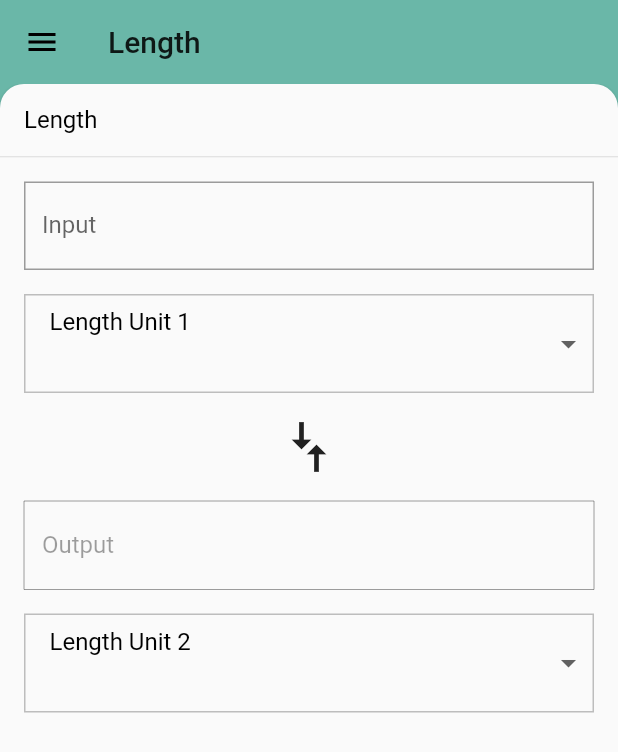
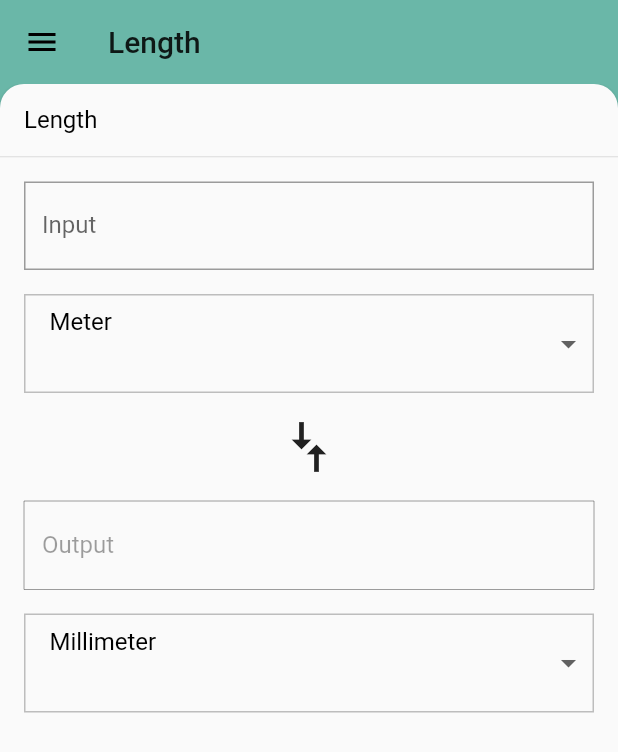
Before and after one commit to mrmitew/Unit-Converter, a Flutter app: the screen it shows after launch, on a phone screen of 412 x 824 dp. Shown: the top 752 px of the screen. Run offline on Flutter 3.47's test engine with Material 2 defaults, Android fonts, the phone set to English and light mode, and no system bars.

Commit message:
[fix] assertion bug in unit class [fix] loading assets [add] load units from json

```diff
--- a/lib/category_route.dart
+++ b/lib/category_route.dart
@@ -27,21 +27,8 @@ class CategoryRoute extends StatefulWidget {
 }
 
 class _CategoryRouteState extends State<CategoryRoute> {
-
   static final _mainColor = Colors.green[100];
   static const defaultCategoryIndex = 0;
-
-  // TODO: Remove _categoryNames as they will be retrieved from the JSON asset
-  static const _categoryNames = <String>[
-    'Length',
-    'Area',
-    'Volume',
-    'Mass',
-    'Time',
-    'Digital Storage',
-    'Energy',
-    'Currency',
-  ];
 
   static const _baseColors = <ColorSwatch>[
     ColorSwatch(0xFF6AB7A8, {
@@ -81,61 +68,49 @@ class _CategoryRouteState extends State<CategoryRoute> {
 
   final _categories = <Category>[];
   Category _currentCategory;
+  Category _defaultCategory;
 
-  // TODO: Delete this function; instead, read in the units from the JSON asset
-  // inside _retrieveLocalCategories()
-  /// Returns a list of mock [Unit]s.
-  List<Unit> _retrieveUnitList(String categoryName) =>
-      List.generate(10, (int i) {
-        i += 1;
-        return Unit(
-          name: '$categoryName Unit $i',
-          conversion: i.toDouble(),
-        );
-      });
-
-  // TODO: Remove the overriding of initState(). Instead, we use
-  // didChangeDependencies()
   @override
-  void initState() {
-    super.initState();
-
-    for (var i = 0; i < _categoryNames.length; i++) {
-      final category = Category(
-          name: _categoryNames[i],
-          icon: Icons.cake,
-          color: _baseColors[i],
-          units: _retrieveUnitList(_categoryNames[i]));
-      _categories.add(category);
+  Future<void> didChangeDependencies() async {
+    super.didChangeDependencies();
+    // We have static unit conversions located in our
+    // assets/data/regular_units.json
+    if (_categories.isEmpty) {
+      await _retrieveLocalCategories();
     }
-
-    _currentCategory = _categories[defaultCategoryIndex];
   }
-
-  // TODO: Uncomment this out. We use didChangeDependencies() so that we can
-  // wait for our JSON asset to be loaded in (async).
-  //  @override
-  //  Future<void> didChangeDependencies() async {
-  //    super.didChangeDependencies();
-  //    // We have static unit conversions located in our
-  //    // assets/data/regular_units.json
-  //    if (_categories.isEmpty) {
-  //      await _retrieveLocalCategories();
-  //    }
-  //  }
 
   /// Retrieves a list of [Categories] and their [Unit]s
   Future<void> _retrieveLocalCategories() async {
     // Consider omitting the types for local variables. For more details on Effective
     // Dart Usage, see https://www.dartlang.org/guides/language/effective-dart/usage
-    final json = DefaultAssetBundle
-        .of(context)
-        .loadString('assets/data/regular_units.json');
+    final json = DefaultAssetBundle.of(context).loadString('assets/data/units.json');
     final data = JsonDecoder().convert(await json);
     if (data is! Map) {
       throw ('Data retrieved from API is not a Map');
     }
-    // TODO: Create Categories and their list of Units, from the JSON asset
+
+    var categoryIteration = 0;
+    data.keys.forEach((key) {
+      final List<Unit> units =
+          data[key].map<Unit>((dynamic data) => Unit.fromJson(data)).toList();
+
+      final category = Category(
+        name: key,
+        units: units,
+        color: _baseColors[categoryIteration],
+        icon: Icons.cake,
+      );
+
+      setState(() {
+        if (categoryIteration == defaultCategoryIndex) {
+          _defaultCategory = category;
+        }
+        _categories.add(category);
+      });
+
+      categoryIteration += 1;
+    });
   }
 
   Widget _buildCategoryTileWidgets() {
@@ -165,14 +140,17 @@ class _CategoryRouteState extends State<CategoryRoute> {
       },
     );
 
+    var category =
+        _currentCategory == null ? _defaultCategory : _currentCategory;
+
     return Backdrop(
-      currentCategory: _currentCategory,
-      frontPanel: UnitConverter(category: _currentCategory),
+      currentCategory: category,
+      frontPanel: UnitConverter(category: category),
       backPanel: Padding(
         padding: const EdgeInsets.only(bottom: 48.0),
         child: categoryList,
       ),
-      frontTitle: Text(_currentCategory.name),
+      frontTitle: Text(category.name),
       backTitle: Text("Select a category"),
     );
   }
--- a/lib/unit.dart
+++ b/lib/unit.dart
@@ -20,8 +20,8 @@ class Unit {
 
   /// Creates a [Unit] from a JSON object.
   Unit.fromJson(Map jsonMap)
-      : name = jsonMap['name'],
-        conversion = jsonMap['conversion'].toDouble(),
-        assert(name != null),
-        assert(conversion != null);
+      : assert(jsonMap['name'] != null),
+        assert(jsonMap['conversion'] != null),
+        name = jsonMap['name'],
+        conversion = jsonMap['conversion'].toDouble();
 }
--- a/pubspec.yaml
+++ b/pubspec.yaml
@@ -41,8 +41,8 @@ flutter:
   #  - images/a_dot_burr.jpeg
   #  - images/a_dot_ham.jpeg
 
-assets:
-  - data/units.json
+  assets:
+    - assets/data/units.json
 
   # An image asset can refer to one or more resolution-specific "variants", see
   # https://flutter.io/assets-and-images/#resolution-aware.
```
